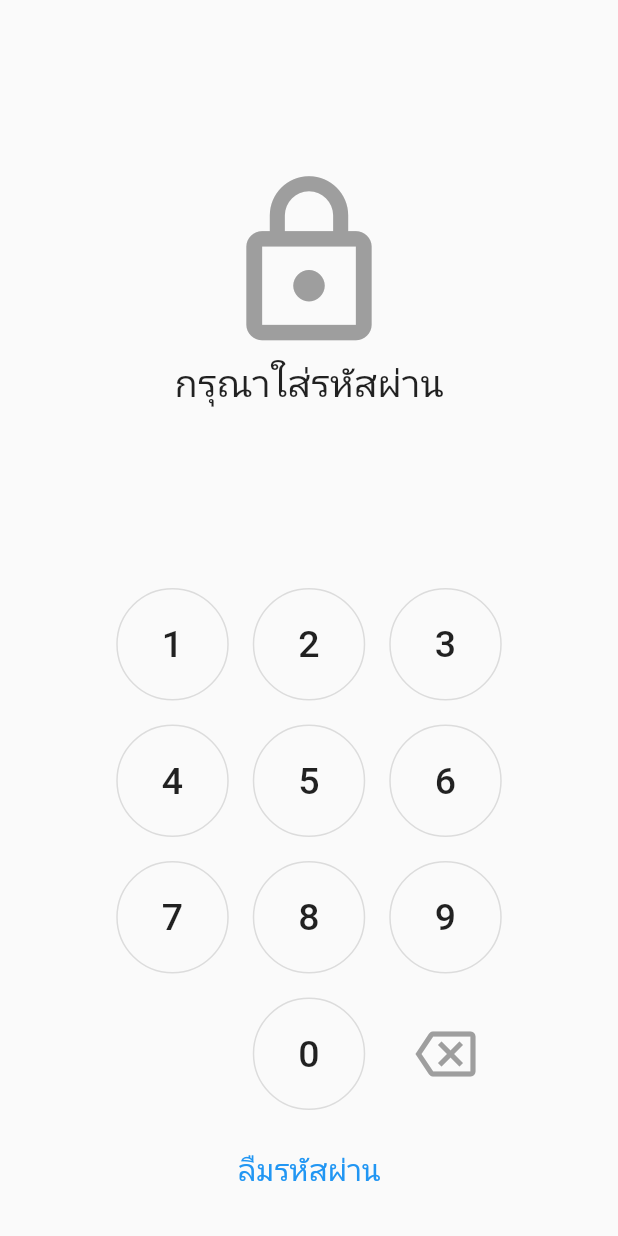
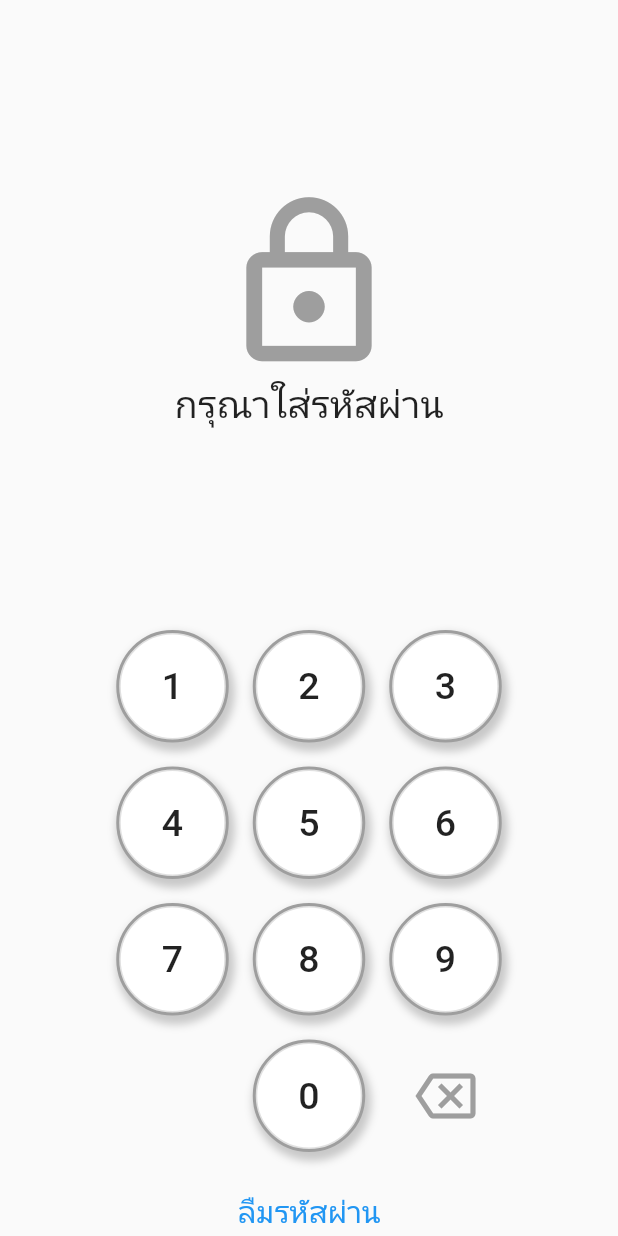
Before and after one commit to Navaphat/assignment_9, a Flutter app: the screen it shows after launch, on a phone screen of 412 x 824 dp. Run offline on Flutter 3.47's test engine with Material 2 defaults, Android fonts, the light colour scheme and no system bars.

Commit message:
Initial Commit

```diff
--- a/lib/main.dart
+++ b/lib/main.dart
@@ -30,6 +30,7 @@ class HomePage extends StatelessWidget {
         children: [
           Expanded(
             child: Container(
+              //color: Colors.red,
               child: Column(
                 mainAxisAlignment: MainAxisAlignment.center,
                 children: [
@@ -49,30 +50,30 @@ class HomePage extends StatelessWidget {
             ),
           ),
 
-          Padding(
-            padding: const EdgeInsets.only(bottom: 20.0),
-            child: Expanded(
+          Expanded(
             child: Container(
+              //color: Colors.blue,
               child: Column(
+                mainAxisAlignment: MainAxisAlignment.center,
                 children: [
                   Row(
                     mainAxisAlignment: MainAxisAlignment.center,
                     children: [
-                        for(var i = 1; i <= 3; i++) buildButton(num: i),
+                      for(var i = 1; i <= 3; i++) buildButton4(num: i),
                     ],
                   ),
 
                   Row(
                     mainAxisAlignment: MainAxisAlignment.center,
                     children: [
-                        for(var i = 4; i <= 6; i++) buildButton(num: i),
+                      for(var i = 4; i <= 6; i++) buildButton4(num: i),
                     ],
                   ),
 
                   Row(
                     mainAxisAlignment: MainAxisAlignment.center,
                     children: [
-                        for(var i = 7; i <= 9; i++) buildButton(num: i),
+                      for(var i = 7; i <= 9; i++) buildButton4(num: i),
                     ],
                   ),
 
@@ -84,7 +85,7 @@ class HomePage extends StatelessWidget {
                         child: Container(width: 75.0,height: 75.0,),
                       ),
 
-                        buildButton(num: 0),
+                      buildButton4(num: 0),
 
                       Padding(
                         padding: const EdgeInsets.all(8.0),
@@ -117,7 +118,6 @@ class HomePage extends StatelessWidget {
                 ],
               ),
             ),
-            ),
           )
         ],
       ),
@@ -125,7 +125,22 @@ class HomePage extends StatelessWidget {
   }
 }
 
-Widget buildButton({int? num}) {
+// Widget buildButton({int? num}) {
+//   return Padding(
+//     padding: const EdgeInsets.all(8.0),
+//     child: Container(
+//       width: 75.0,
+//       height: 75.0,
+//       child: OutlineButton(
+//         onPressed: () {},
+//         //shape: ,
+//         child: Text('${num.toString()}', style: TextStyle(fontSize: 25.0),),
+//       ),
+//     ),
+//   );
+// }
+
+Widget buildButton4({int? num}) {
   return Padding(
     padding: const EdgeInsets.all(8.0),
     child: Container(
@@ -134,7 +149,21 @@ Widget buildButton({int? num}) {
       child: OutlineButton(
         onPressed: () {},
         shape: CircleBorder(),
-        child: Text('${num.toString()}', style: TextStyle(fontSize: 25.0),),
+        child: Text('${num.toString()}', style: TextStyle(fontSize:25.0),),
+      ),
+      //color: Colors.white, // ห้ามกำหนด color ตรงนี้ ถ้าหากกำหนดใน BoxDecoration แล้ว
+      decoration: BoxDecoration(
+          color: Colors.white,
+          shape: BoxShape.circle,
+          border: Border.all(color: Colors.grey, width: 2.0),
+          boxShadow: [
+            BoxShadow(
+              color: Colors.black.withOpacity(0.2), // สีเงา
+              offset: Offset(2, 4), // ทิศทางของเงาในแนวนอนและแนวตั้ง ตามลำดับ
+              blurRadius: 4.0,
+              spreadRadius: 2.0,
+            )
+          ]
       ),
     ),
   );
```
Lines whose indentation alone changed are shown as unchanged.
